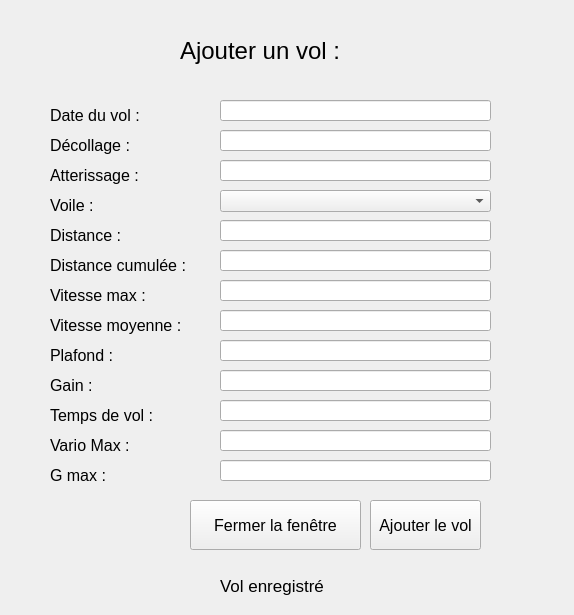
This is ui/ajouter_vol.ui in etresoi/parapente as Qt 5 draws it before an edit. The edited form follows.
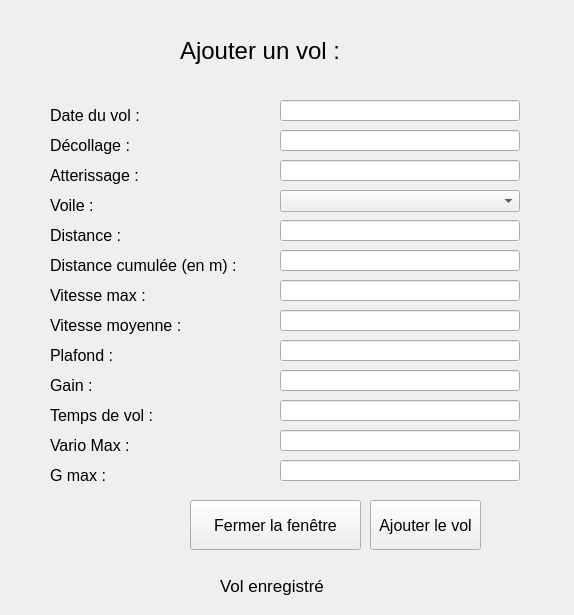
This is the edited form.

Commit message: Modification le l'affichage du temps total et de la fenêtre ajouter vol

The edit to the form file:
```diff
--- a/ui/ajouter_vol.ui
+++ b/ui/ajouter_vol.ui
@@ -72,7 +72,7 @@
     <rect>
      <x>50</x>
      <y>250</y>
-     <width>171</width>
+     <width>200</width>
      <height>30</height>
     </rect>
    </property>
@@ -82,7 +82,7 @@
     </font>
    </property>
    <property name="text">
-    <string>Distance cumulée :</string>
+    <string>Distance cumulée (en m) :</string>
    </property>
   </widget>
   <widget class="QLabel" name="lb_distance">
@@ -250,9 +250,9 @@
   <widget class="QLineEdit" name="le_date">
    <property name="geometry">
     <rect>
-     <x>220</x>
+     <x>280</x>
      <y>100</y>
-     <width>271</width>
+     <width>240</width>
      <height>21</height>
     </rect>
    </property>
@@ -260,9 +260,9 @@
   <widget class="QLineEdit" name="le_decollage">
    <property name="geometry">
     <rect>
-     <x>220</x>
+     <x>280</x>
      <y>130</y>
-     <width>271</width>
+     <width>240</width>
      <height>21</height>
     </rect>
    </property>
@@ -270,9 +270,9 @@
   <widget class="QLineEdit" name="le_atterissage">
    <property name="geometry">
     <rect>
-     <x>220</x>
+     <x>280</x>
      <y>160</y>
-     <width>271</width>
+     <width>240</width>
      <height>21</height>
     </rect>
    </property>
@@ -280,9 +280,9 @@
   <widget class="QLineEdit" name="le_distance">
    <property name="geometry">
     <rect>
-     <x>220</x>
+     <x>280</x>
      <y>220</y>
-     <width>271</width>
+     <width>240</width>
      <height>21</height>
     </rect>
    </property>
@@ -290,9 +290,9 @@
   <widget class="QLineEdit" name="le_distance_cumulee">
    <property name="geometry">
     <rect>
-     <x>220</x>
+     <x>280</x>
      <y>250</y>
-     <width>271</width>
+     <width>240</width>
      <height>21</height>
     </rect>
    </property>
@@ -300,9 +300,9 @@
   <widget class="QLineEdit" name="le_vitesse_max">
    <property name="geometry">
     <rect>
-     <x>220</x>
+     <x>280</x>
      <y>280</y>
-     <width>271</width>
+     <width>240</width>
      <height>21</height>
     </rect>
    </property>
@@ -310,9 +310,9 @@
   <widget class="QLineEdit" name="le_vitesse_moyenne">
    <property name="geometry">
     <rect>
-     <x>220</x>
+     <x>280</x>
      <y>310</y>
-     <width>271</width>
+     <width>240</width>
      <height>21</height>
     </rect>
    </property>
@@ -320,9 +320,9 @@
   <widget class="QLineEdit" name="le_plafond">
    <property name="geometry">
     <rect>
-     <x>220</x>
+     <x>280</x>
      <y>340</y>
-     <width>271</width>
+     <width>240</width>
      <height>21</height>
     </rect>
    </property>
@@ -330,9 +330,9 @@
   <widget class="QLineEdit" name="le_gain">
    <property name="geometry">
     <rect>
-     <x>220</x>
+     <x>280</x>
      <y>370</y>
-     <width>271</width>
+     <width>240</width>
      <height>21</height>
     </rect>
    </property>
@@ -340,9 +340,9 @@
   <widget class="QLineEdit" name="le_temps_vol">
    <property name="geometry">
     <rect>
-     <x>220</x>
+     <x>280</x>
      <y>400</y>
-     <width>271</width>
+     <width>240</width>
      <height>21</height>
     </rect>
    </property>
@@ -350,9 +350,9 @@
   <widget class="QLineEdit" name="le_vario_max">
    <property name="geometry">
     <rect>
-     <x>220</x>
+     <x>280</x>
      <y>430</y>
-     <width>271</width>
+     <width>240</width>
      <height>21</height>
     </rect>
    </property>
@@ -360,9 +360,9 @@
   <widget class="QLineEdit" name="le_g_max">
    <property name="geometry">
     <rect>
-     <x>220</x>
+     <x>280</x>
      <y>460</y>
-     <width>271</width>
+     <width>240</width>
      <height>21</height>
     </rect>
    </property>
@@ -442,9 +442,9 @@
   <widget class="QComboBox" name="comboBox">
    <property name="geometry">
     <rect>
-     <x>220</x>
+     <x>280</x>
      <y>190</y>
-     <width>271</width>
+     <width>240</width>
      <height>22</height>
     </rect>
    </property>
```
The commit also changes 3 other files.
